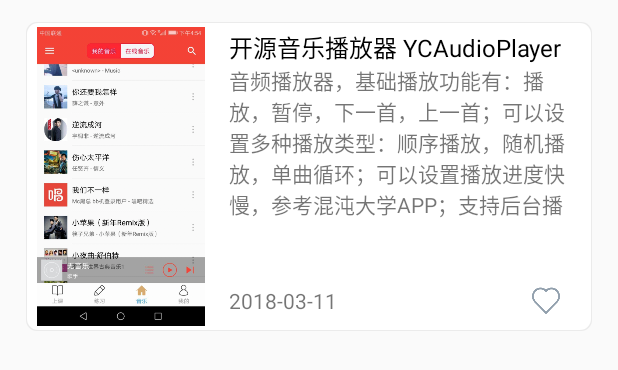
After one commit to Tomzem/WanAndroid, an Android app: the layout item_list_project.xml on its own in the app's theme, with its tools: preview values and no code run, on a phone screen of 412 x 824 dp. The commit adds this screen. Shown: the top 370 px of the screen. Run offline under Robolectric (Android 15) with nearby library versions, the phone set to English and light mode, and no system bars.

Commit message:
项目管理的item布局

```diff
--- a/app/src/main/java/com/wanandroid/tomzem/fragmentlayout/FragmentIndex/presenter/FragmentIndexPresenterImpl.java
+++ b/app/src/main/java/com/wanandroid/tomzem/fragmentlayout/FragmentIndex/presenter/FragmentIndexPresenterImpl.java
@@ -40,7 +40,6 @@
         fragmentModel.getIndexArticle(position, new OnCallBack.OnIndexArticleCallBack() {
             @Override
             public void onSeccess(List<IndexArticle> articleList) {
-
                 fragmentIndex.showArticleList(articleList);
             }
 
--- a/app/src/main/res/layout/fragment_navigation.xml
+++ b/app/src/main/res/layout/fragment_navigation.xml
@@ -1,9 +1,13 @@
 <?xml version="1.0" encoding="utf-8"?>
-<android.support.constraint.ConstraintLayout
-    xmlns:android="http://schemas.android.com/apk/res/android" android:layout_width="match_parent"
+<LinearLayout
+    xmlns:android="http://schemas.android.com/apk/res/android"
+    android:orientation="vertical"
+    android:layout_width="match_parent"
     android:layout_height="match_parent">
-    <TextView
-        android:layout_width="match_parent"
-        android:layout_height="match_parent"
-        android:text="3"/>
-</android.support.constraint.ConstraintLayout>
+    <include
+        layout="@layout/item_list_project"/>
+    <include
+        layout="@layout/item_list_project"/>
+    <include
+        layout="@layout/item_list_project"/>
+</LinearLayout>
--- a/app/src/main/res/layout/item_child_class.xml
+++ b/app/src/main/res/layout/item_child_class.xml
@@ -1,7 +1,8 @@
 <?xml version="1.0" encoding="utf-8"?>
 <LinearLayout xmlns:android="http://schemas.android.com/apk/res/android"
     android:orientation="vertical" android:layout_width="match_parent"
-    android:layout_height="match_parent">
+    android:layout_height="match_parent"
+    android:background="?android:attr/selectableItemBackground">
 
     <RelativeLayout
         android:layout_width="match_parent"
--- /dev/null
+++ b/app/src/main/res/layout/item_list_project.xml
@@ -0,0 +1,83 @@
+<?xml version="1.0" encoding="utf-8"?>
+<LinearLayout xmlns:android="http://schemas.android.com/apk/res/android"
+    android:layout_width="match_parent"
+    android:layout_height="220dp"
+    android:layout_margin="10dp"
+    android:orientation="vertical">
+
+    <RelativeLayout
+        android:layout_width="match_parent"
+        android:layout_height="210dp"
+        android:layout_marginBottom="2.5dp"
+        android:layout_marginLeft="5dp"
+        android:layout_marginRight="5dp"
+        android:layout_marginTop="2.5dp"
+        android:background="@drawable/style_radius_shadow">
+
+        <LinearLayout
+            android:layout_width="match_parent"
+            android:layout_height="match_parent"
+            android:orientation="horizontal"
+            android:background="?android:attr/selectableItemBackground">
+
+            <ImageView
+                android:id="@+id/img_project_pic"
+                android:layout_margin="5dp"
+                android:layout_width="120dp"
+                android:layout_height="200dp"
+                android:layout_gravity="center_vertical"
+                android:src="@drawable/ic_test"
+                />
+
+            <LinearLayout
+                android:layout_width="match_parent"
+                android:layout_height="match_parent"
+                android:layout_margin="3dp"
+                android:padding="3dp"
+                android:orientation="vertical">
+
+                <TextView
+                    android:id="@+id/tv_project_name"
+                    android:layout_width="match_parent"
+                    android:layout_height="wrap_content"
+                    android:text="开源音乐播放器 YCAudioPlayer"
+                    android:textColor="@color/colorBlack"
+                    android:textSize="16sp"
+                    android:singleLine="true"/>
+
+                <TextView
+                    android:id="@+id/tv_project_content"
+                    android:layout_width="match_parent"
+                    android:layout_height="0dp"
+                    android:layout_weight="1"
+                    android:maxLines="5"
+                    android:text="音频播放器，基础播放功能有：播放，暂停，下一首，上一首；可以设置多种播放类型：顺序播放，随机播放，单曲循环；可以设置播放进度快慢，参考混沌大学APP；支持后台播放，可以扫描本地音"/>
+
+                <RelativeLayout
+                    android:layout_width="match_parent"
+                    android:layout_height="30dp"
+                    android:gravity="center_vertical"
+                    >
+
+                    <TextView
+                        android:id="@+id/tv_project_time"
+                        android:layout_width="wrap_content"
+                        android:layout_height="wrap_content"
+                        android:text="2018-03-11"/>
+
+                    <ImageView
+                        android:id="@+id/img_project_zan"
+                        android:layout_width="wrap_content"
+                        android:layout_height="wrap_content"
+                        android:layout_alignParentRight="true"
+                        android:layout_marginRight="16dp"
+                        android:src="@mipmap/ic_collection" />
+
+                </RelativeLayout>
+            </LinearLayout>
+
+
+        </LinearLayout>
+    </RelativeLayout>
+
+</LinearLayout>
--- a/app/src/main/res/layout/item_parent_class.xml
+++ b/app/src/main/res/layout/item_parent_class.xml
@@ -2,7 +2,8 @@
 <LinearLayout xmlns:android="http://schemas.android.com/apk/res/android"
     android:layout_width="match_parent"
     android:layout_height="match_parent"
-    android:orientation="vertical">
+    android:orientation="vertical"
+    android:background="?android:attr/selectableItemBackground">
 
     <RelativeLayout
         android:layout_width="match_parent"
```
Also changed, not shown: app/src/main/res/drawable-hdpi/ic_test.png (added).
